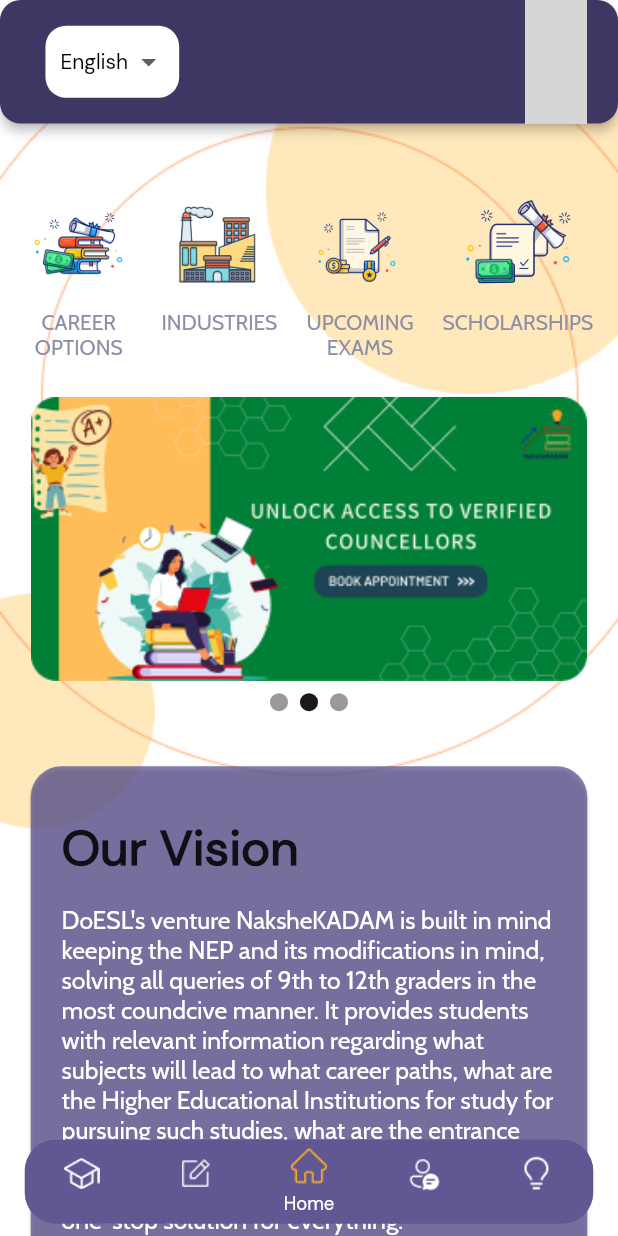
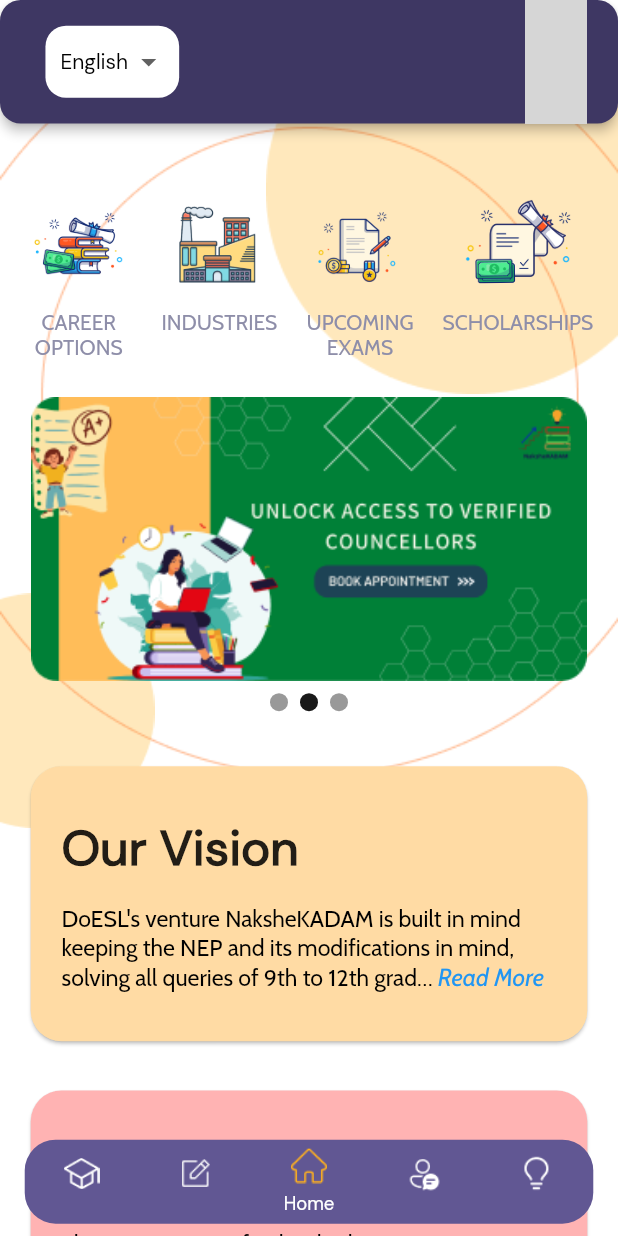
Before and after one commit to Rushour0/Nakshekadam-SIH, a Flutter app: the screen it shows after launch, on a phone screen of 412 x 824 dp. Run offline on Flutter 3.47's test engine with Material 2 defaults, Android fonts, the phone set to English and light mode, and no system bars; drawn by our look-alikes of carousel_slider, custom_navigation_bar, readmore; our stand-ins replace cloud_firestore, dropdown_button2, firebase_auth, firebase_core, firebase_database, firebase_messaging and 6 more; accounts and stored records are empty; network calls fail; project files that could hold a hidden picture were left out; grey boxes are pictures that could not be loaded.

Commit message:
readmore added

```diff
--- a/lib/globals.dart
+++ b/lib/globals.dart
@@ -21,8 +21,9 @@
   "primary": Color(0xFF3E3763),
   "secondary": Color(0xFF615793),
   "tertiary": Color(0xFFDBD3FF),
-  "backgroundComponents0": Color(0x7FFFB01D),
-  "backgroundComponents1": Color(0xC2615793),
+  "backgroundComponents0": Color(0xFFFFDBA4),
+  "backgroundComponents1": Color(0xFFFFB3B3),
+  "backgroundComponents2": Color(0xFFC1EFFF),
   "background": Color(0xFFFFFFFF),
 
   // Home Page Colors
--- a/lib/screens/main/tabs/home_page/components/card_text.dart
+++ b/lib/screens/main/tabs/home_page/components/card_text.dart
@@ -7,7 +7,7 @@
 const String NEW_EDUCATION_POLICY_20__TRANSFORMING_INDIA =
     "National Educational Policy (NEP): Union cabinet paved the way for transformative reform in school and higher education system by launching the New National Education Policy (NEP) on 29th July 2020.  The policy aims to highlight new avenues for students in different subjects by increasing the choices students have in choosing their subject combinations and eventual careers. No student would be forced for any Language. Higher education will receive flexibility in subjects. There will be multiple entries and exit points with appropriate certification for higher education.";
 
-Map<String,String> infoMap() => {
+const Map<String,String> infoMap = {
   "Our Vision": OUR_VISIOV,
   "About DoESL": ABOUT_DOESL,
   "New Education Policy' 20 - Transforming India": NEW_EDUCATION_POLICY_20__TRANSFORMING_INDIA,
--- a/lib/screens/main/tabs/home_page/components/info_card.dart
+++ b/lib/screens/main/tabs/home_page/components/info_card.dart
@@ -1,13 +1,12 @@
 import 'package:flutter/material.dart';
 import 'package:nakshekadam/globals.dart';
 import 'package:nakshekadam/screens/main/tabs/home_page/components/card_text.dart';
+import 'package:readmore/readmore.dart';
 
 Card infoCard(
-        double screenWidth, double screenHeight, String cardName, bool isOdd) =>
+        double screenWidth, double screenHeight, String cardName, int index) =>
     Card(
-      color: (isOdd)
-          ? COLOR_THEME['backgroundComponents0']
-          : COLOR_THEME['backgroundComponents1'],
+      color: COLOR_THEME['backgroundComponents$index'],
       shape: RoundedRectangleBorder(
         borderRadius: BorderRadius.circular(screenWidth * 0.05),
       ),
@@ -29,15 +28,32 @@
             ),
             Padding(
               padding: EdgeInsets.only(top: screenHeight * 0.02),
-              child: Text(
-                infoMap()[cardName]!,
-                softWrap: true,
+              child: ReadMoreText(
+                infoMap[cardName]!,
                 textAlign: TextAlign.left,
+                trimLines: 3,
+                colorClickableText: Colors.blue,
+                trimMode: TrimMode.Line,
+                trimCollapsedText: "Read More",
+                trimExpandedText: " Read Less",
                 style: TextStyle(
                   fontFamily: "Cabin",
+                  fontSize: screenWidth * 0.0375,
+                  color: Colors.black,
+                ),
+                lessStyle: TextStyle(
+                  fontFamily: "Cabin",
                   fontSize: screenWidth * 0.04,
-                  color: (isOdd) ? Colors.grey[600] : Colors.white,
+                  color: Colors.blue,
+                  fontStyle: FontStyle.italic
                 ),
+                moreStyle: TextStyle(
+                  fontFamily: "Cabin",
+                  fontSize: screenWidth * 0.04,
+                  color: Colors.blue,
+                  fontStyle: FontStyle.italic
+                ),
+                callback: (val) => print(val),
               ),
             ),
           ],
--- a/lib/screens/main/tabs/home_page/components/option_buttons.dart
+++ b/lib/screens/main/tabs/home_page/components/option_buttons.dart
@@ -1,5 +1,3 @@
-import 'dart:ffi';
-
 import 'package:flutter/material.dart';
 import 'package:nakshekadam/globals.dart';
 
--- a/lib/screens/main/tabs/home_page/home_page.dart
+++ b/lib/screens/main/tabs/home_page/home_page.dart
@@ -50,14 +50,15 @@
                   Padding(
                     padding: EdgeInsets.only(bottom: screenHeight * 0.12),
                     child: Column(
-                        children: infoCardNames.map((name) {
-                      int index = infoCardNames.indexOf(name);
-                      return Padding(
-                        padding: EdgeInsets.only(top: screenHeight * 0.03),
-                        child: infoCard(
-                            screenWidth, screenHeight, name, (index + 1)% 2 == 0),
-                      );
-                    }).toList()),
+                      children: infoCardNames.map((name) {
+                        int index = infoCardNames.indexOf(name);
+                        return Padding(
+                          padding: EdgeInsets.only(top: screenHeight * 0.03),
+                          child:
+                              infoCard(screenWidth, screenHeight, name, index),
+                        );
+                      }).toList(),
+                    ),
                   ),
                 ],
               ),
--- a/lib/screens/verification&details/personal_details.dart
+++ b/lib/screens/verification&details/personal_details.dart
@@ -18,7 +18,7 @@
   List<String> roles = [
     'Student',
     'Parent',
-    'Counselor',
+    'Counsellor',
   ];
   String? selectedRole = null;
 
--- a/pubspec.yaml
+++ b/pubspec.yaml
@@ -47,6 +47,7 @@
   loading_animation_widget: ^1.2.0+2
   path_provider: ^2.0.11
   pinput: ^2.2.12
+  readmore: ^2.2.0
   shared_preferences: ^2.0.15
   sms_autofill: ^2.2.0
   uuid: ^3.0.6
@@ -74,7 +75,6 @@
     - assets/images/features_images/
     - assets/images/bottom_navigation_icons/
     - assets/images/features_images/
-
     # - images/a_dot_burr.jpeg
   #   - images/a_dot_ham.jpeg
   # An image asset can refer to one or more resolution-specific "variants", see
```
Also changed, not shown: pubspec.lock.
